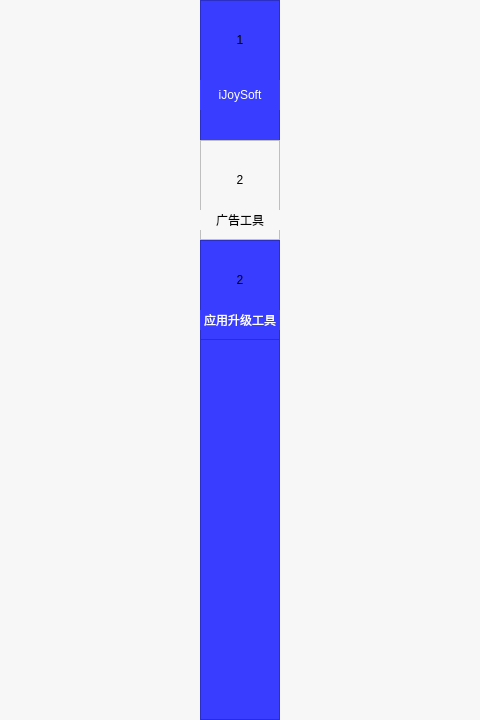
The window that main_window_ui.ui (WanKaKa/IjsGiftWall) describes before a commit, drawn with Qt 5; both pictures show x 454 to 934 and y 0 to 720 of the 1400 by 720 pixel window.
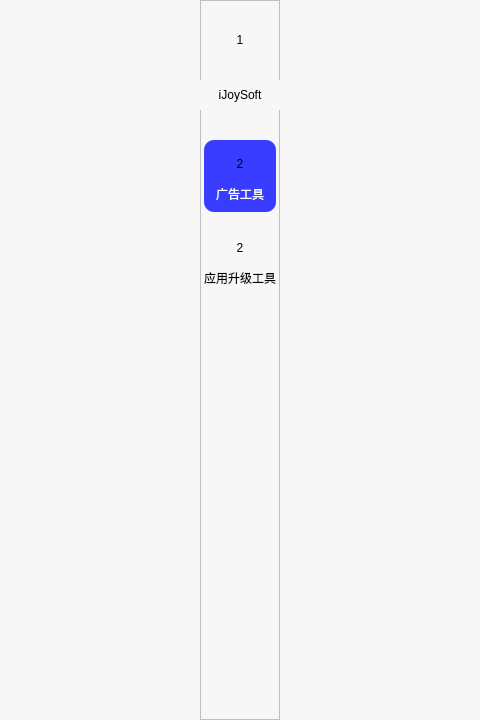
The same window after the commit.

Patch:
```diff
--- a/main_window_ui.ui
+++ b/main_window_ui.ui
@@ -61,7 +61,7 @@
         </size>
        </property>
        <property name="styleSheet">
-        <string notr="true">background-color: rgb(57, 61, 255);</string>
+        <string notr="true">background-color: rgb(247, 247, 247);</string>
        </property>
        <property name="frameShape">
         <enum>QFrame::StyledPanel</enum>
@@ -88,28 +88,28 @@
        <widget class="QFrame" name="menu_layout_1">
         <property name="geometry">
          <rect>
-          <x>0</x>
+          <x>4</x>
           <y>140</y>
-          <width>80</width>
-          <height>100</height>
+          <width>72</width>
+          <height>72</height>
          </rect>
         </property>
         <property name="styleSheet">
-         <string notr="true">background-color: rgb(247, 247, 247);</string>
+         <string notr="true">background-color: rgb(57, 61, 255); border: none; border-radius: 10px;</string>
         </property>
         <property name="frameShape">
-         <enum>QFrame::StyledPanel</enum>
+         <enum>QFrame::NoFrame</enum>
         </property>
         <property name="frameShadow">
-         <enum>QFrame::Raised</enum>
+         <enum>QFrame::Plain</enum>
         </property>
         <widget class="QLabel" name="menu_icon_1">
          <property name="geometry">
           <rect>
-           <x>20</x>
-           <y>20</y>
-           <width>40</width>
-           <height>40</height>
+           <x>22</x>
+           <y>10</y>
+           <width>28</width>
+           <height>28</height>
           </rect>
          </property>
          <property name="text">
@@ -123,13 +123,13 @@
          <property name="geometry">
           <rect>
            <x>0</x>
-           <y>70</y>
-           <width>80</width>
+           <y>44</y>
+           <width>72</width>
            <height>20</height>
           </rect>
          </property>
          <property name="styleSheet">
-          <string notr="true">color: rgb(0, 0, 0);
+          <string notr="true">color: rgb(255, 255, 255);
 font: 8pt &quot;微软雅黑&quot;;</string>
          </property>
          <property name="text">
@@ -143,25 +143,28 @@
        <widget class="QFrame" name="menu_layout_2">
         <property name="geometry">
          <rect>
-          <x>0</x>
-          <y>240</y>
-          <width>80</width>
-          <height>100</height>
+          <x>4</x>
+          <y>224</y>
+          <width>72</width>
+          <height>72</height>
          </rect>
         </property>
+        <property name="styleSheet">
+         <string notr="true">background-color: rgb(247, 247, 247); border: none; border-radius: 10px;</string>
+        </property>
         <property name="frameShape">
-         <enum>QFrame::StyledPanel</enum>
+         <enum>QFrame::NoFrame</enum>
         </property>
         <property name="frameShadow">
-         <enum>QFrame::Raised</enum>
+         <enum>QFrame::Plain</enum>
         </property>
         <widget class="QLabel" name="menu_icon_2">
          <property name="geometry">
           <rect>
-           <x>20</x>
-           <y>20</y>
-           <width>40</width>
-           <height>40</height>
+           <x>22</x>
+           <y>10</y>
+           <width>28</width>
+           <height>28</height>
           </rect>
          </property>
          <property name="text">
@@ -175,13 +178,13 @@
          <property name="geometry">
           <rect>
            <x>0</x>
-           <y>70</y>
-           <width>80</width>
+           <y>44</y>
+           <width>72</width>
            <height>20</height>
           </rect>
          </property>
          <property name="styleSheet">
-          <string notr="true">color: rgb(255, 255, 255);
+          <string notr="true">color: rgb(0, 0, 0);
 font: 8pt &quot;微软雅黑&quot;;</string>
          </property>
          <property name="text">
@@ -202,7 +205,7 @@
          </rect>
         </property>
         <property name="styleSheet">
-         <string notr="true">color: rgb(255, 255, 255);
+         <string notr="true">color: rgb(0, 0, 0);
 font: 12pt &quot;微软雅黑&quot;;</string>
         </property>
         <property name="text">
```
Left out of the diff: 6 changed lines with no effect on the pictures.
